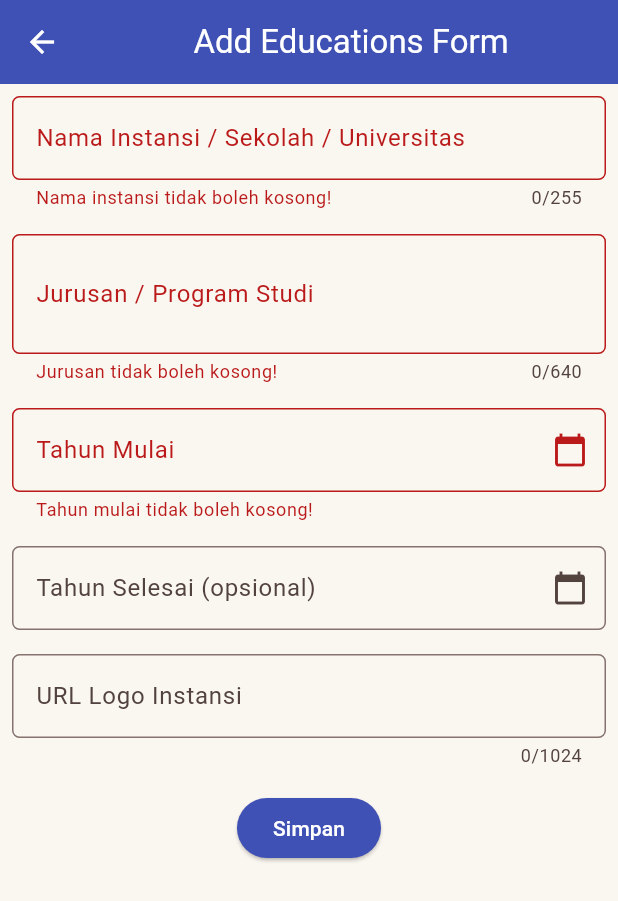
After one commit to SuruuriIsyaAlfaruq2/myportofolio_mobile, a Flutter app: the EducationsFormPage screen opened directly, after a tap on "Simpan", on a phone screen of 412 x 824 dp. The commit adds this screen. Shown: the top 901 px of the screen. Run offline on Flutter 3.47's test engine with Material 3 defaults, Android fonts, the phone set to English and light mode, and no system bars; our stand-ins replace material_ui.

Commit message:
feat: Menambahkan Form untuk Skills dan Educations. Menerapkan Validate tambahan untuk maksimal karakter dan otomatisasi isi field yang kosong sesuai di web. Menambahkan Drawer navigasi untuk add Models. Memisahkan project_card kedalam widgets

```diff
--- /dev/null
+++ b/lib/screens/form/educations_form.dart
@@ -0,0 +1,238 @@
+import 'package:material_ui/material_ui.dart';
+
+class EducationsFormPage extends StatefulWidget {
+  const EducationsFormPage({super.key});
+
+  @override
+  State<EducationsFormPage> createState() => _EducationsFormPageState();
+}
+
+class _EducationsFormPageState extends State<EducationsFormPage> {
+  final _formKey = GlobalKey<FormState>();
+
+  String _institution = "";
+  String _major = "";
+  String _thumbnail = "";
+  String _startYear = "";
+  String _endYear = "";
+
+  @override
+  Widget build(BuildContext context) {
+    return Scaffold(
+      appBar: AppBar(
+        title: const Center(child: Text('Add Educations Form')),
+        backgroundColor: Colors.indigo,
+        foregroundColor: Colors.white,
+      ),
+      body: Form(
+        key: _formKey,
+        child: SingleChildScrollView(
+          child: Column(
+            crossAxisAlignment: CrossAxisAlignment.start,
+            children: [
+              Padding(
+                padding: const EdgeInsets.all(8.0),
+                child: TextFormField(
+                  maxLength: 255,
+                  decoration: InputDecoration(
+                    hintText: "Misal: Universitas Indonesia",
+                    labelText: "Nama Instansi / Sekolah / Universitas",
+                    border: OutlineInputBorder(
+                      borderRadius: BorderRadius.circular(5.0),
+                    ),
+                  ),
+                  onChanged: (value) => _institution = value,
+                  validator: (value) {
+                    if (value == null || value.trim().isEmpty) {
+                      return "Nama instansi tidak boleh kosong!";
+                    }
+                    return null;
+                  },
+                ),
+              ),
+              Padding(
+                padding: const EdgeInsets.all(8.0),
+                child: TextFormField(
+                  maxLength: 640,
+                  maxLines: 2,
+                  decoration: InputDecoration(
+                    hintText: "Misal: Ilmu Komputer",
+                    labelText: "Jurusan / Program Studi",
+                    border: OutlineInputBorder(
+                      borderRadius: BorderRadius.circular(5.0),
+                    ),
+                  ),
+                  onChanged: (value) => _major = value,
+                  validator: (value) {
+                    if (value == null || value.trim().isEmpty) {
+                      return "Jurusan tidak boleh kosong!";
+                    }
+                    return null;
+                  },
+                ),
+              ),
+              Padding(
+                padding: const EdgeInsets.all(8.0),
+                child: TextFormField(
+                  key: ValueKey(_startYear),
+                  initialValue: _startYear,
+                  readOnly: true,
+                  decoration: InputDecoration(
+                    hintText: "Pilih tahun mulai",
+                    labelText: "Tahun Mulai",
+                    border: OutlineInputBorder(
+                      borderRadius: BorderRadius.circular(5.0),
+                    ),
+                    suffixIcon: const Icon(Icons.calendar_today),
+                  ),
+                  onTap: () {
+                    showDatePicker(
+                      context: context,
+                      initialDate: DateTime.now(),
+                      firstDate: DateTime(1900),
+                      lastDate: DateTime(2100),
+                    ).then((date) {
+                      if (date != null) {
+                        setState(() => _startYear = date.year.toString());
+                      }
+                    });
+                  },
+                  validator: (value) {
+                    if (value == null || value.trim().isEmpty) {
+                      return "Tahun mulai tidak boleh kosong!";
+                    }
+                    final year = int.tryParse(value);
+                    if (year == null || year < 1900 || year > 2100) {
+                      return "Masukkan tahun mulai antara 1900 dan 2100!";
+                    }
+                    return null;
+                  },
+                ),
+              ),
+              Padding(
+                padding: const EdgeInsets.all(8.0),
+                child: TextFormField(
+                  key: ValueKey(_endYear),
+                  initialValue: _endYear,
+                  readOnly: true,
+                  decoration: InputDecoration(
+                    hintText:
+                        "Pilih tahun atau kosongkan jika masih berlangsung",
+                    labelText: "Tahun Selesai (opsional)",
+                    border: OutlineInputBorder(
+                      borderRadius: BorderRadius.circular(5.0),
+                    ),
+                    suffixIcon: _endYear.isEmpty
+                        ? const Icon(Icons.calendar_today)
+                        : IconButton(
+                            icon: const Icon(Icons.clear),
+                            onPressed: () => setState(() => _endYear = ""),
+                          ),
+                  ),
+                  onTap: () {
+                    showDatePicker(
+                      context: context,
+                      initialDate: DateTime.now(),
+                      firstDate: DateTime(1900),
+                      lastDate: DateTime(2100),
+                    ).then((date) {
+                      if (date != null) {
+                        setState(() => _endYear = date.year.toString());
+                      }
+                    });
+                  },
+                  validator: (value) {
+                    final year =
+                        int.tryParse(value ?? "") ?? DateTime.now().year;
+                    if (year < 1900 || year > 2100) {
+                      return "Masukkan tahun selesai antara 1900 dan 2100!";
+                    }
+                    final startYear =
+                        int.tryParse(_startYear) ?? DateTime.now().year;
+                    if (year < startYear) {
+                      return "Tahun selesai tidak boleh sebelum tahun mulai!";
+                    }
+                    return null;
+                  },
+                ),
+              ),
+              Padding(
+                padding: const EdgeInsets.all(8.0),
+                child: TextFormField(
+                  maxLength: 1024,
+                  decoration: InputDecoration(
+                    hintText: "URL logo instansi (opsional)",
+                    labelText: "URL Logo Instansi",
+                    border: OutlineInputBorder(
+                      borderRadius: BorderRadius.circular(5.0),
+                    ),
+                  ),
+                  onChanged: (value) => _thumbnail = value,
+                ),
+              ),
+              Align(
+                alignment: Alignment.bottomCenter,
+                child: Padding(
+                  padding: const EdgeInsets.all(8.0),
+                  child: ElevatedButton(
+                    style: ButtonStyle(
+                      backgroundColor: WidgetStateProperty.all(Colors.indigo),
+                    ),
+                    onPressed: () {
+                      if (_formKey.currentState!.validate()) {
+                        setState(() {
+                          _endYear = _endYear.isEmpty ? "Sekarang" : _endYear;
+                        });
+                        showDialog(
+                          context: context,
+                          builder: (context) {
+                            return AlertDialog(
+                              title: const Text(
+                                'Education berhasil ditambahkan!',
+                              ),
+                              content: Column(
+                                mainAxisSize: MainAxisSize.min,
+                                crossAxisAlignment: CrossAxisAlignment.start,
+                                children: [
+                                  Text('Instansi: $_institution'),
+                                  Text('Jurusan: $_major'),
+                                  Text('Tahun mulai: $_startYear'),
+                                  Text('Tahun selesai: $_endYear'),
+                                  Text('Thumbnail: $_thumbnail'),
+                                ],
+                              ),
+                              actions: [
+                                TextButton(
+                                  child: const Text('OK'),
+                                  onPressed: () {
+                                    Navigator.pop(context);
+                                    _formKey.currentState!.reset();
+                                    setState(() {
+                                      _institution = "";
+                                      _major = "";
+                                      _thumbnail = "";
+                                      _startYear = "";
+                                      _endYear = "";
+                                    });
+                                  },
+                                ),
+                              ],
+                            );
+                          },
+                        );
+                      }
+                    },
+                    child: const Text(
+                      "Simpan",
+                      style: TextStyle(color: Colors.white),
+                    ),
+                  ),
+                ),
+              ),
+            ],
+          ),
+        ),
+      ),
+    );
+  }
+}
--- a/lib/screens/form/experience_form.dart
+++ b/lib/screens/form/experience_form.dart
@@ -47,6 +47,7 @@ class _ExperienceFormPageState extends State<ExperienceFormPage> {
               Padding(
                 padding: const EdgeInsets.all(8.0),
                 child: TextFormField(
+                  maxLength: 255,
                   decoration: InputDecoration(
                     hintText: "Nama Pengalaman",
                     labelText: "Nama Pengalaman",
@@ -71,6 +72,7 @@ class _ExperienceFormPageState extends State<ExperienceFormPage> {
               Padding(
                 padding: const EdgeInsets.all(8.0),
                 child: TextFormField(
+                  maxLength: 640,
                   maxLines: 5,
                   decoration: InputDecoration(
                     hintText: "Deskripsi Pengalaman",
@@ -192,6 +194,7 @@ class _ExperienceFormPageState extends State<ExperienceFormPage> {
               Padding(
                 padding: const EdgeInsets.all(8.0),
                 child: TextFormField(
+                  maxLength: 1024,
                   decoration: InputDecoration(
                     hintText: "URL gambar thumbnail",
                     labelText: "Tautan Thumbnail",
@@ -217,6 +220,11 @@ class _ExperienceFormPageState extends State<ExperienceFormPage> {
                     ),
                     onPressed: () {
                       if (_formKey.currentState!.validate()) {
+                        final today = DateTime.now().toString().split(' ')[0];
+                        setState(() {
+                          _startedAt = _startedAt.isEmpty ? today : _startedAt;
+                          _endedAt = _endedAt.isEmpty ? "Sedang berlangsung" : _endedAt;
+                        });
                         showDialog(
                           context: context,
                           builder: (context) {
```
Also changed, not shown: lib/screens/form/skills_form.dart (added, +174 -0 lines), lib/screens/menu.dart (+19 -29 lines), lib/widgets/left_drawer.dart (+43 -2 lines), lib/widgets/project_card.dart (renamed from lib/project_card.dart, +19 -9 lines).
